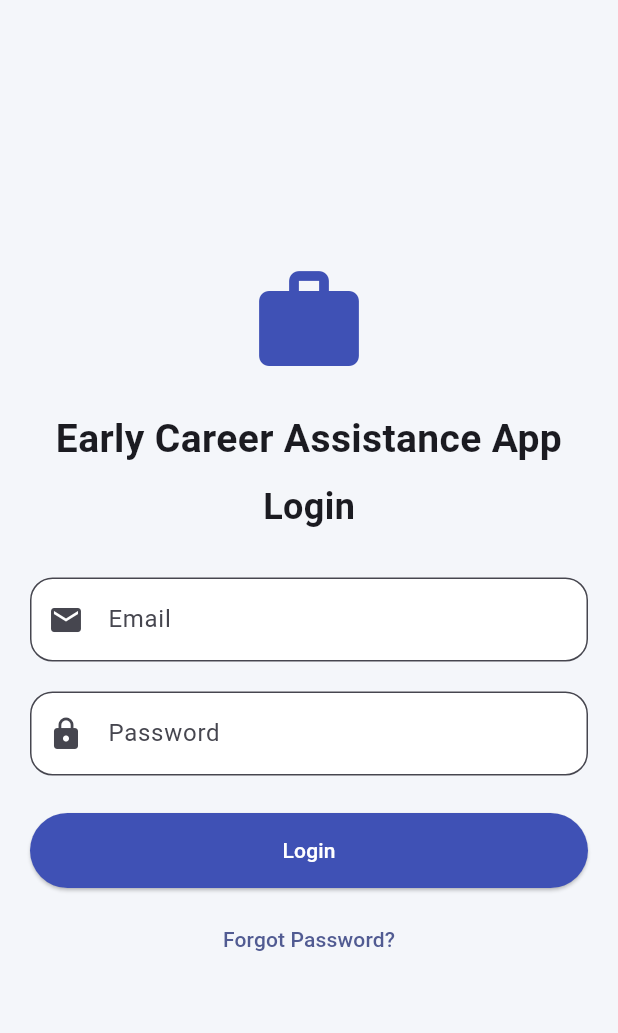
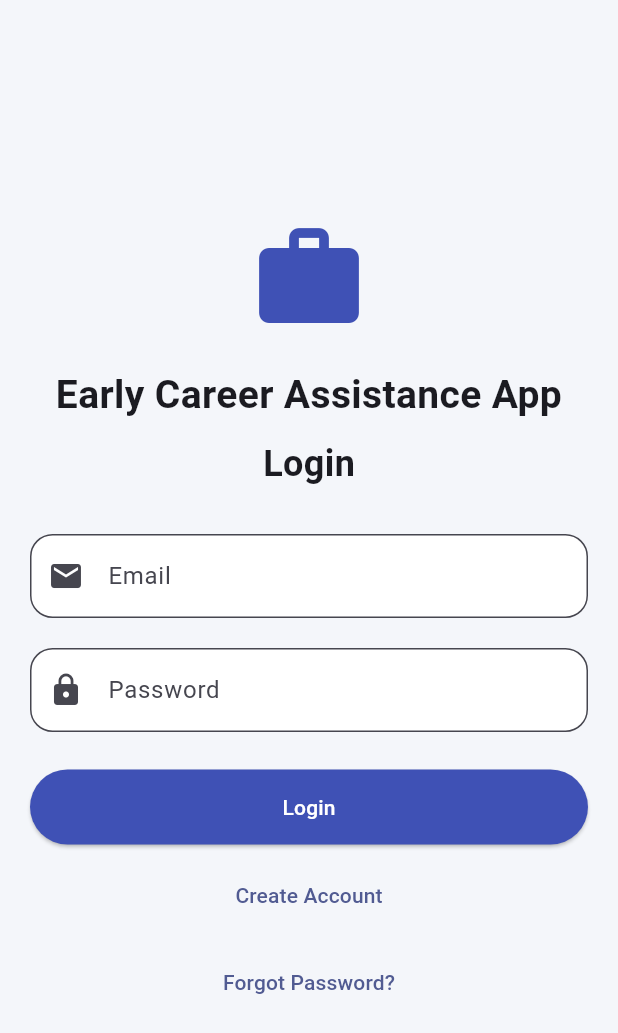
Before and after one commit to Maharjanprayab/Early_carer_assitance_app, a Flutter app: the screen it shows after launch, on a phone screen of 412 x 824 dp. Shown: the top 1033 px of the screen. Run offline on Flutter 3.47's test engine with Material 3 defaults, Android fonts, the light colour scheme and no system bars; our stand-ins replace cloud_firestore, firebase_auth, firebase_core; accounts and stored records are empty.

Commit message:
add create account option

```diff
--- a/lib/main.dart
+++ b/lib/main.dart
@@ -113,6 +113,17 @@ class _LoginScreenState extends State<LoginScreen> {
                   ),
                   onPressed: authenticate,
                   child: Text(isLogin ? "Login" : "Register"),
+                ),
+              ),
+              const SizedBox(height: 10),
+              TextButton(
+                onPressed: () {
+                  setState(() {
+                    isLogin = !isLogin;
+                  });
+                },
+                child: Text(
+                  isLogin ? "Create Account" : "Already have account?",
                 ),
               ),
               const SizedBox(height: 10),
```
